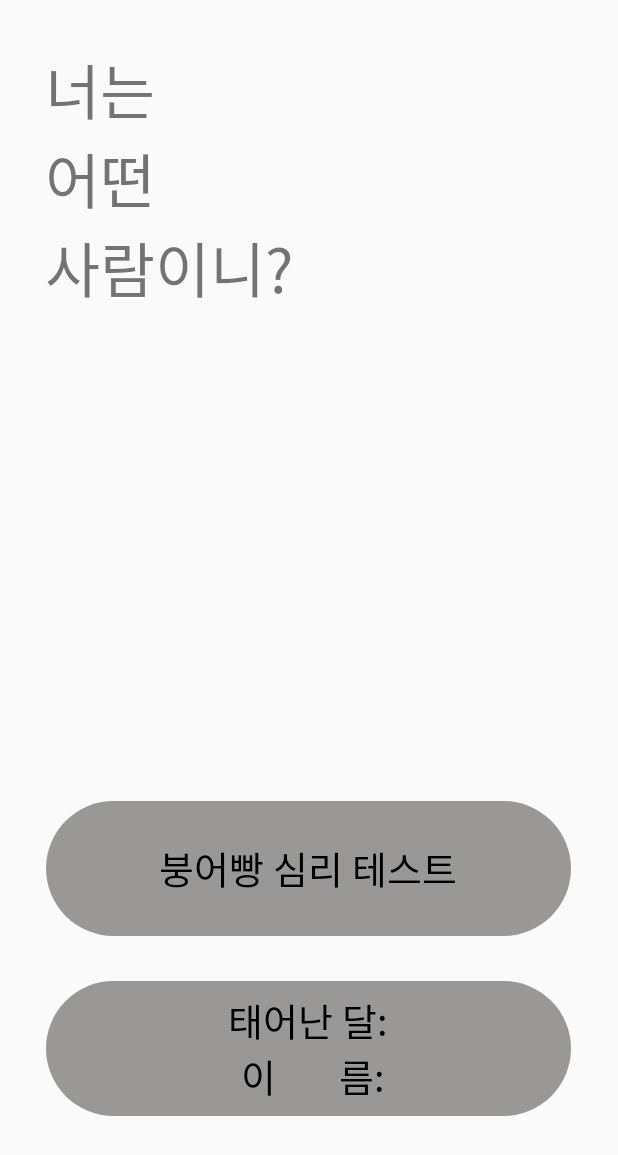
After one commit to chaehyeon7/Java_Project, an Android app: the layout activity_home.xml on its own in the app's theme, with its tools: preview values and no code run, on a phone screen of 412 x 824 dp. The commit adds this screen. Shown: the top 1155 px of the screen. Run offline under Robolectric (Android 15) with nearby library versions, the phone set to English and light mode, and no system bars.

Commit message:
메인화면 레이아웃

```diff
--- /dev/null
+++ b/app/src/main/res/drawable/button_background.xml
@@ -0,0 +1,4 @@
+<?xml version="1.0" encoding="utf-8"?>
+<shape xmlns:android="http://schemas.android.com/apk/res/android">
+    <corners android:radius="50dp"/>
+</shape>
--- /dev/null
+++ b/app/src/main/res/layout/activity_home.xml
@@ -0,0 +1,43 @@
+<?xml version="1.0" encoding="utf-8"?>
+<LinearLayout
+    xmlns:android="http://schemas.android.com/apk/res/android"
+    xmlns:app="http://schemas.android.com/apk/res-auto"
+    xmlns:tools="http://schemas.android.com/tools"
+    android:layout_width="match_parent"
+    android:orientation="vertical"
+    android:layout_height="match_parent">
+
+    <TextView
+        android:id="@+id/textView"
+        android:layout_width="357dp"
+        android:layout_height="wrap_content"
+        android:layout_weight="1"
+        android:padding="30dp"
+        android:text="너는 \n어떤 \n사람이니?"
+        android:textSize="40dp"
+        tools:layout_marginTop="30dp" />
+
+    <Button
+        android:id="@+id/button1"
+        android:layout_width="350dp"
+        android:layout_height="90dp"
+        android:layout_gravity="center"
+        android:layout_margin="30dp"
+        android:background="@drawable/button_background"
+        android:text="붕어빵 심리 테스트"
+        android:textColor="#000000"
+        android:textSize="25dp"
+        app:backgroundTint="#9A5C5757" />
+
+    <Button
+        android:id="@+id/button2"
+        android:layout_width="350dp"
+        android:layout_height="90dp"
+        android:layout_gravity="center"
+        android:layout_marginBottom="80dp"
+        android:background="@drawable/button_background"
+        android:text="태어난 달:\n 이       름:"
+        android:textColor="#000000"
+        android:textSize="25dp"
+        app:backgroundTint="#9A5C5757" />
+</LinearLayout>
```
Also changed, not shown: app/src/main/java/kr/hs/emirim/chaehyeon/java_project/MainActivity.java (line endings or trailing spaces), app/src/main/res/drawable/bread.png (added).
